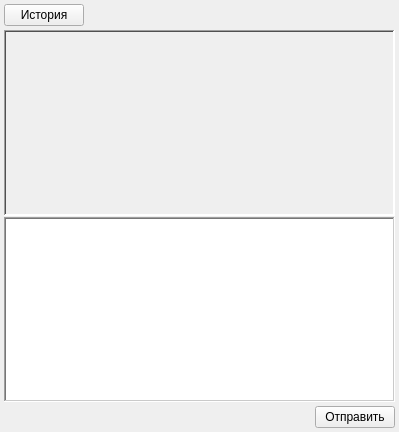
Qt form dialog.ui (yzubchenko/VKReplica) before a commit.
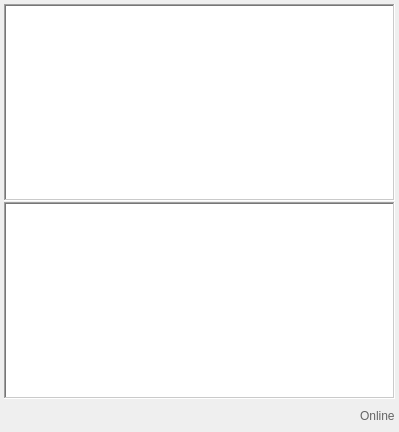
The same form after that commit. Icons and pictures are not drawn.

Commit message: *contacts delegate; +receive messages; *resources; *interface

```diff
--- a/dialog.ui
+++ b/dialog.ui
@@ -29,50 +29,6 @@
    <property name="bottomMargin">
     <number>4</number>
    </property>
-   <item>
-    <widget class="QFrame" name="frame_2">
-     <property name="frameShape">
-      <enum>QFrame::NoFrame</enum>
-     </property>
-     <property name="frameShadow">
-      <enum>QFrame::Raised</enum>
-     </property>
-     <layout class="QHBoxLayout" name="horizontalLayout_2">
-      <property name="leftMargin">
-       <number>0</number>
-      </property>
-      <property name="topMargin">
-       <number>0</number>
-      </property>
-      <property name="rightMargin">
-       <number>0</number>
-      </property>
-      <property name="bottomMargin">
-       <number>0</number>
-      </property>
-      <item>
-       <widget class="QPushButton" name="pushButton_2">
-        <property name="text">
-         <string>История</string>
-        </property>
-       </widget>
-      </item>
-      <item>
-       <spacer name="horizontalSpacer">
-        <property name="orientation">
-         <enum>Qt::Horizontal</enum>
-        </property>
-        <property name="sizeHint" stdset="0">
-         <size>
-          <width>40</width>
-          <height>20</height>
-         </size>
-        </property>
-       </spacer>
-      </item>
-     </layout>
-    </widget>
-   </item>
    <item>
     <widget class="QSplitter" name="splitter">
      <property name="orientation">
@@ -86,7 +42,7 @@
      </property>
      <widget class="QTextBrowser" name="textBrowser">
       <property name="styleSheet">
-       <string notr="true">background-color: rgb(239, 239, 239);</string>
+       <string notr="true"/>
       </property>
       <property name="frameShape">
        <enum>QFrame::WinPanel</enum>
@@ -132,23 +88,57 @@
       <property name="bottomMargin">
        <number>0</number>
       </property>
-      <item>
-       <spacer name="horizontalSpacer_2">
-        <property name="orientation">
-         <enum>Qt::Horizontal</enum>
-        </property>
-        <property name="sizeHint" stdset="0">
-         <size>
-          <width>40</width>
-          <height>20</height>
-         </size>
-        </property>
-       </spacer>
-      </item>
       <item>
        <widget class="QPushButton" name="pushButton">
+        <property name="sizePolicy">
+         <sizepolicy hsizetype="Fixed" vsizetype="Fixed">
+          <horstretch>0</horstretch>
+          <verstretch>0</verstretch>
+         </sizepolicy>
+        </property>
+        <property name="minimumSize">
+         <size>
+          <width>88</width>
+          <height>25</height>
+         </size>
+        </property>
+        <property name="styleSheet">
+         <string notr="true">background-image: url(:/dialog/resources/sendButton.png);</string>
+        </property>
+        <property name="default">
+         <bool>true</bool>
+        </property>
+        <property name="flat">
+         <bool>true</bool>
+        </property>
+       </widget>
+      </item>
+      <item>
+       <spacer name="horizontalSpacer_2">
+        <property name="orientation">
+         <enum>Qt::Horizontal</enum>
+        </property>
+        <property name="sizeHint" stdset="0">
+         <size>
+          <width>40</width>
+          <height>20</height>
+         </size>
+        </property>
+       </spacer>
+      </item>
+      <item>
+       <widget class="QLabel" name="label">
+        <property name="styleSheet">
+         <string notr="true">color: rgb(100, 100, 100);</string>
+        </property>
+        <property name="lineWidth">
+         <number>1</number>
+        </property>
         <property name="text">
-         <string>Отправить</string>
+         <string>Online</string>
+        </property>
+        <property name="margin">
+         <number>5</number>
         </property>
        </widget>
       </item>
```
Left out of the diff: 4 changed lines with no effect on the pictures. The commit also changes 15 other files.
